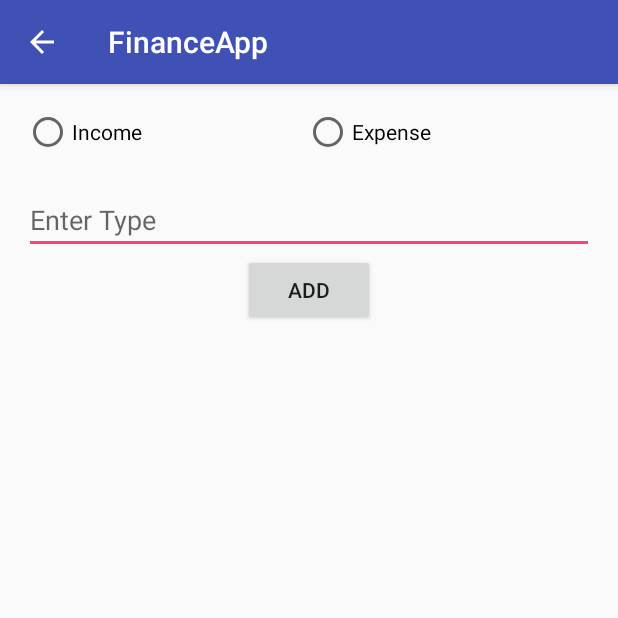
After one commit to veechand/AndroidTraining, an Android app: the TransactionSubTypeAdd screen opened directly, with no data from a screen before it, on a phone screen of 412 x 824 dp, the top half of it. The commit adds this screen. Run offline under Robolectric (Android 15) with nearby library versions, the phone set to English and light mode, and no system bars.

Commit message:
Adding new transaction sub type

```diff
--- /dev/null
+++ b/FinanceApp/app/src/main/java/com/veechand/financeapp/TransactionSubTypeAdd.java
@@ -0,0 +1,56 @@
+package com.veechand.financeapp;
+
+import android.support.v7.app.AppCompatActivity;
+import android.os.Bundle;
+import android.view.View;
+import android.widget.Button;
+import android.widget.EditText;
+import android.widget.RadioGroup;
+import android.widget.Toast;
+
+import com.veechand.financeapp.db.DBHelper;
+
+public class TransactionSubTypeAdd extends AppCompatActivity  {
+
+    private Button addButton;
+    private RadioGroup subTypeRadioGroup;
+    private EditText subTypeName;
+    private DBHelper dbHelper;
+
+    @Override
+    protected void onCreate(Bundle savedInstanceState) {
+        super.onCreate(savedInstanceState);
+        setContentView(R.layout.activity_transaction_sub_type_add);
+
+        this.dbHelper = new DBHelper(TransactionSubTypeAdd.this);
+
+        this.addButton = (Button) findViewById(R.id.addButton);
+        this.subTypeRadioGroup = (RadioGroup) findViewById(R.id.addSubTypeRadioGroup);
+        this.subTypeName = (EditText) findViewById(R.id.subTypeName);
+
+
+        addButton.setOnClickListener(new View.OnClickListener() {
+            @Override
+            public void onClick(View v) {
+                String curSubTypeName = subTypeName.getText().toString();
+                int checkedRadioButtonId = subTypeRadioGroup.getCheckedRadioButtonId();
+                if (checkedRadioButtonId == -1){
+                    Toast.makeText(TransactionSubTypeAdd.this,R.string.error_no_sub_type_selected,Toast.LENGTH_LONG).show();
+                } else if (curSubTypeName == null || curSubTypeName.isEmpty()) {
+                    Toast.makeText(TransactionSubTypeAdd.this,R.string.error_no_sub_type_name,Toast.LENGTH_LONG).show();
+                } else {
+                    //Now handle adding to DB
+                    int isIncome = (checkedRadioButtonId == R.id.addIncomeRadioButton)?getResources().getInteger(R.integer.income_true):getResources().getInteger(R.integer.income_false);
+                    long userID = 0;
+                    long insertResult = dbHelper.insertNewSubType(curSubTypeName, isIncome, userID);
+                    if (insertResult == -1){
+                        Toast.makeText(TransactionSubTypeAdd.this,R.string.error_sub_type_add_failure,Toast.LENGTH_LONG).show();
+                    } else {
+                        Toast.makeText(TransactionSubTypeAdd.this,R.string.error_sub_type_add_success,Toast.LENGTH_LONG).show();
+                    }
+                }
+
+            }
+        });
+    }
+}
--- /dev/null
+++ b/FinanceApp/app/src/main/res/layout/activity_transaction_sub_type_add.xml
@@ -0,0 +1,45 @@
+<LinearLayout xmlns:android="http://schemas.android.com/apk/res/android"
+    xmlns:tools="http://schemas.android.com/tools"
+    android:layout_width="match_parent"
+    android:layout_height="match_parent"
+    android:paddingBottom="@dimen/activity_vertical_margin"
+    android:paddingLeft="@dimen/activity_horizontal_margin"
+    android:paddingRight="@dimen/activity_horizontal_margin"
+    android:paddingTop="@dimen/activity_vertical_margin"
+    android:orientation="vertical"
+    tools:context="com.veechand.financeapp.AddTransactionActivity">
+
+    <RadioGroup
+        android:layout_width="match_parent"
+        android:layout_height="wrap_content"
+        android:orientation="horizontal"
+        android:id="@+id/addSubTypeRadioGroup">
+
+        <RadioButton
+            android:id="@+id/addIncomeRadioButton"
+            android:layout_width="wrap_content"
+            android:layout_height="wrap_content"
+            android:text="Income"
+            android:layout_weight="1" />
+        <RadioButton
+            android:id="@+id/addExpenseRadioButton"
+            android:layout_width="wrap_content"
+            android:layout_height="wrap_content"
+            android:text="Expense"
+            android:layout_weight="1" />
+    </RadioGroup>
+    <EditText
+        android:layout_width="match_parent"
+        android:layout_height="wrap_content"
+        android:id="@+id/subTypeName"
+        android:hint="Enter Type"
+        android:layout_marginTop="20dp" />
+
+    <Button
+        android:layout_width="wrap_content"
+        android:layout_height="wrap_content"
+        android:text="Add"
+        android:id="@+id/addButton"
+        android:layout_gravity="center_horizontal" />
+
+</LinearLayout>
--- a/FinanceApp/app/src/main/res/values/strings.xml
+++ b/FinanceApp/app/src/main/res/values/strings.xml
@@ -35,5 +35,9 @@
     <string name="finance_transaction_update_successful">Transaction updated succesfully !!</string>
     <string name="finance_transaction_update_failed">Error in updating the transaction :(</string>
     <string name="error_sub_type_not_found">Selected sub type not valid</string>
+    <string name="error_no_sub_type_name">No subtype name entered</string>
+    <string name="error_sub_type_add_failure">Error in updating transaction subtype:(</string>
+    <string name="error_sub_type_add_success">Added new transaction subtype</string>
+    <string name="transaction_subtype_add">Add</string>
 
 </resources>
```
Also changed, not shown: FinanceApp/app/src/main/AndroidManifest.xml (+6 -1 lines), FinanceApp/app/src/main/java/com/veechand/financeapp/ActionChooserActivity.java (+23 -1 lines), FinanceApp/app/src/main/java/com/veechand/financeapp/AddTransactionActivity.java (+4 -3 lines), FinanceApp/app/src/main/java/com/veechand/financeapp/LoginActivity.java (+3 -99 lines), FinanceApp/app/src/main/java/com/veechand/financeapp/db/DBHelper.java (+17 -2 lines), FinanceApp/app/src/main/res/menu/menu_main.xml (added, +10 -0 lines).
